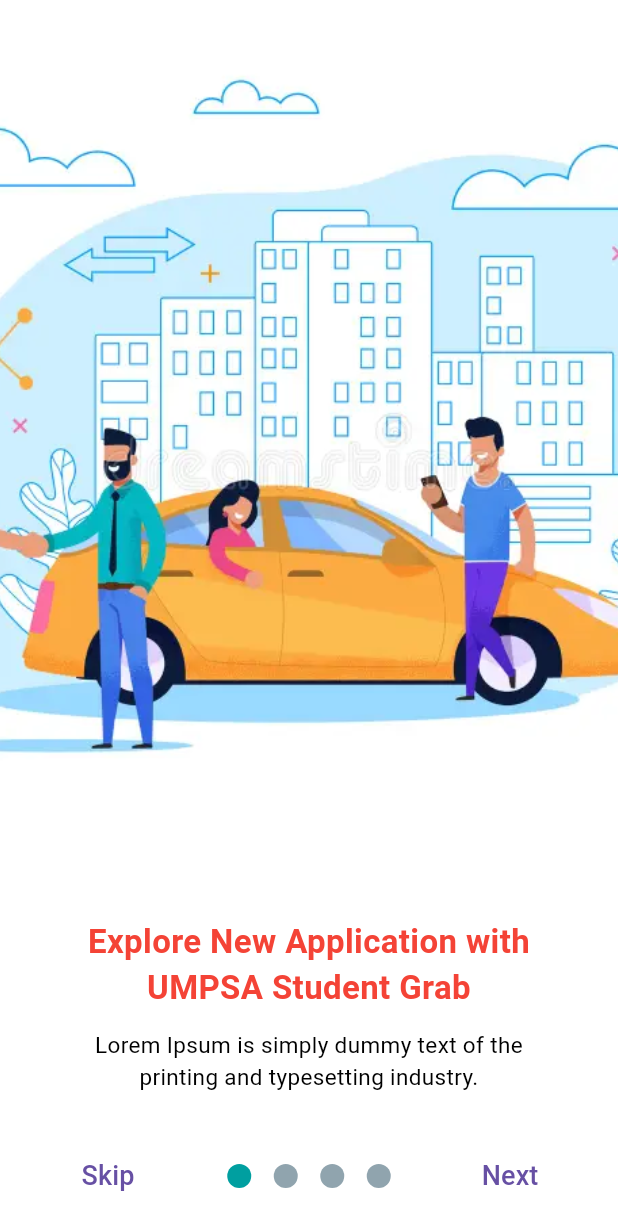
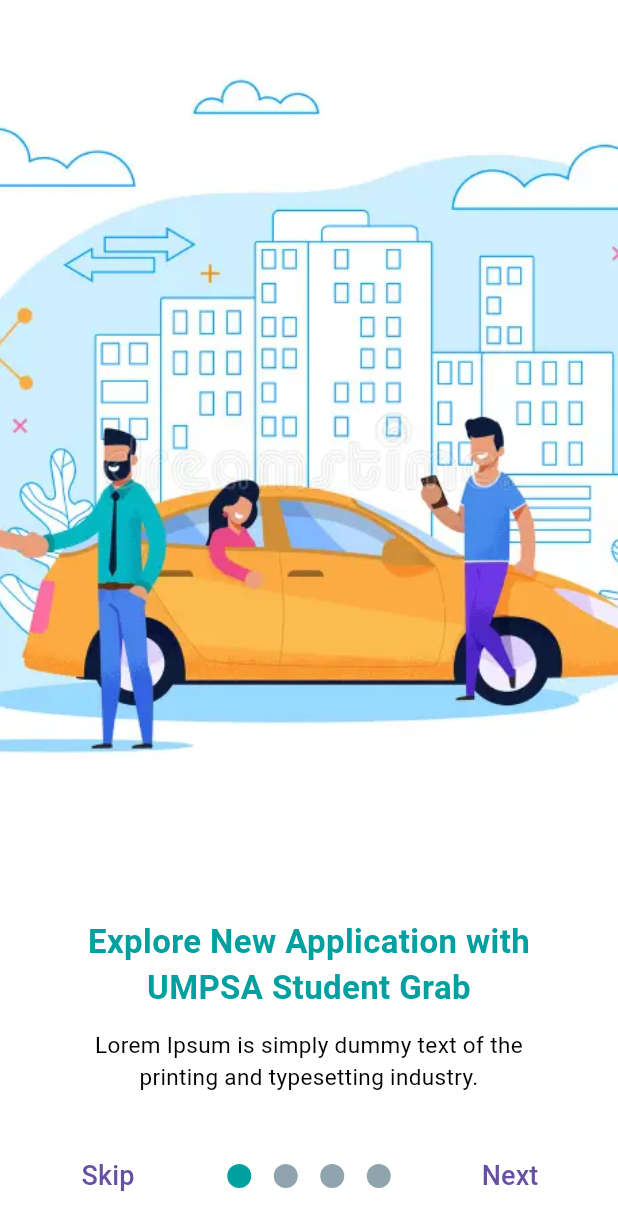
Before and after one commit to HazmiHazim/ump-student-grab, a Flutter app: the screen it shows after launch, on a phone screen of 412 x 824 dp. Shown: the top 1230 px of the screen. Run offline on Flutter 3.47's test engine with Material 3 defaults, Android fonts, the phone set to English and light mode, and no system bars; drawn by our look-alikes of smooth_page_indicator; our stand-ins replace dio, flutter_dotenv, flutter_riverpod, fluttertoast, fpdart, geolocator and 4 more; missing offline and left inert: fbroadcast, flutter_polyline_points, stomp_dart_client.

Commit message:
Fix: align widget colors to teal theme
- custom_welcome_screen_container: title was Colors.red, now AppColor.primary
- custom_bottom_navigation_bar: selected icon was dark blue (RGBA 26,71,143), now Colors.white to match teal indicator background
- custom_chat_list: CircleAvatar now uses AppColor.primary background with white text

```diff
--- a/client (mobile)/lib/widget/custom_bottom_navigation_bar.dart
+++ b/client (mobile)/lib/widget/custom_bottom_navigation_bar.dart
@@ -32,7 +32,7 @@
         data: NavigationBarThemeData(
           iconTheme: WidgetStateProperty.resolveWith<IconThemeData>(
                   (Set<WidgetState> states) => states.contains(WidgetState.selected)
-                      ? const IconThemeData(color: Color.fromRGBO(26, 71, 143, 100))
+                      ? const IconThemeData(color: Colors.white)
                       : const IconThemeData(color: Colors.black)
           ),
           labelTextStyle: WidgetStateProperty.resolveWith<TextStyle>(
--- a/client (mobile)/lib/widget/custom_chat_list.dart
+++ b/client (mobile)/lib/widget/custom_chat_list.dart
@@ -1,4 +1,5 @@
 import 'package:flutter/material.dart';
+import 'package:ump_student_grab_mobile/theme/app_color.dart';
 
 class CustomChatList extends StatelessWidget {
   final String recipientName;
@@ -13,7 +14,10 @@
   @override
   Widget build(BuildContext context) {
     return ListTile(
-      leading: const CircleAvatar(child: Text("A")),
+      leading: const CircleAvatar(
+        backgroundColor: AppColor.primary,
+        child: Text("A", style: TextStyle(color: Colors.white)),
+      ),
       title: Text(recipientName),
       subtitle: Text(lastMessage),
     );
--- a/client (mobile)/lib/widget/custom_welcome_screen_container.dart
+++ b/client (mobile)/lib/widget/custom_welcome_screen_container.dart
@@ -1,4 +1,5 @@
 import 'package:flutter/material.dart';
+import 'package:ump_student_grab_mobile/theme/app_color.dart';
 
 class CustomWelcomeScreenContainer extends StatelessWidget {
   final Color color;
@@ -35,7 +36,7 @@
               title,
               textAlign: TextAlign.center,
               style: const TextStyle(
-                color: Colors.red,
+                color: AppColor.primary,
                 fontSize: 22,
                 fontWeight: FontWeight.bold,
               ),
```
